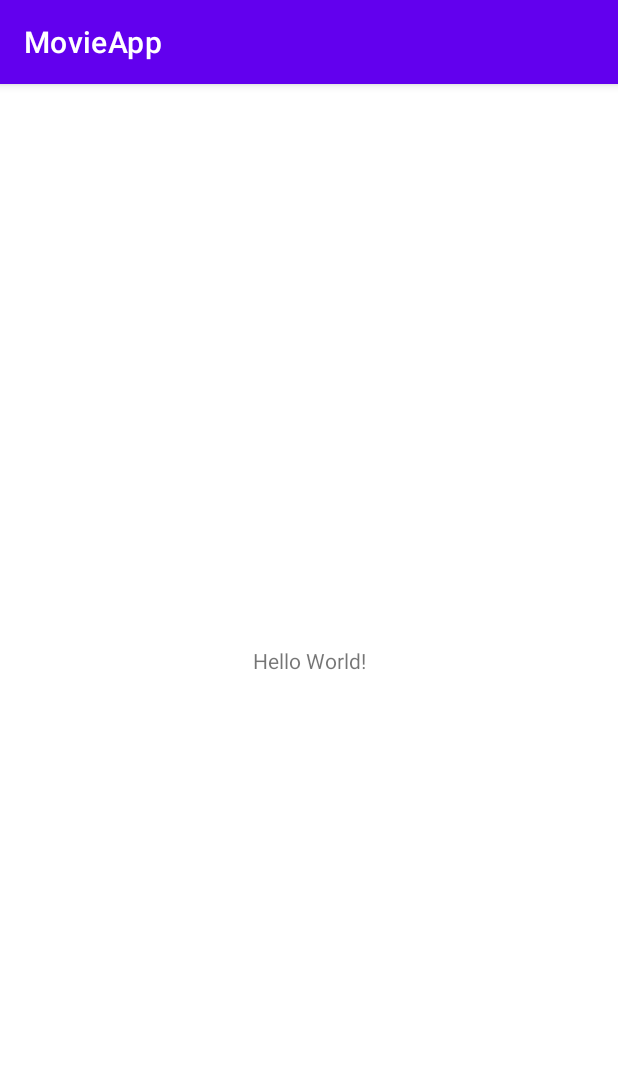
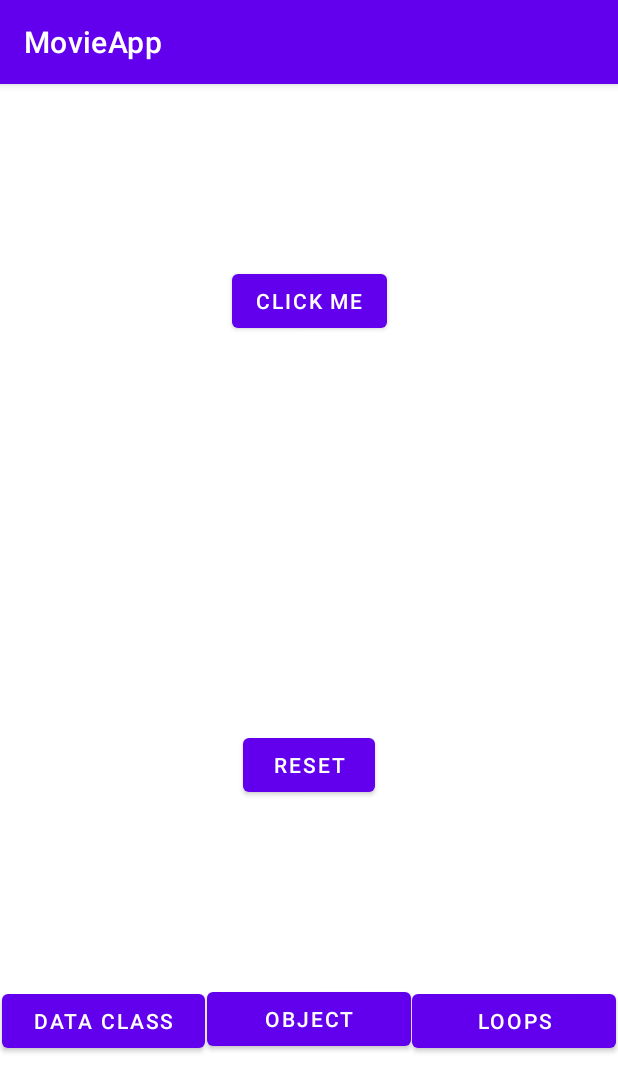
Before and after one commit to rodionovmax/MovieApp, an Android app: the screen it shows after launch (MainActivity), on a phone screen of 412 x 824 dp. Shown: the top 1092 px of the screen. Run offline under Robolectric (Android 15) with nearby library versions, the phone set to English and light mode, and no system bars.

Commit message:
layout for main activity

```diff
--- a/app/build.gradle
+++ b/app/build.gradle
@@ -37,6 +37,7 @@ dependencies {
     implementation 'androidx.appcompat:appcompat:1.4.1'
     implementation 'com.google.android.material:material:1.5.0'
     implementation 'androidx.constraintlayout:constraintlayout:2.1.3'
+    implementation 'androidx.legacy:legacy-support-v4:1.0.0'
     testImplementation 'junit:junit:4.+'
     androidTestImplementation 'androidx.test.ext:junit:1.1.3'
     androidTestImplementation 'androidx.test.espresso:espresso-core:3.4.0'
--- /dev/null
+++ b/app/src/main/java/com/gb/movieapp/Car.kt
@@ -0,0 +1,3 @@
+package com.gb.movieapp
+
+data class Car(val mark: String, val model: String, val year: Int)
--- /dev/null
+++ b/app/src/main/java/com/gb/movieapp/CarFragment.kt
@@ -0,0 +1,28 @@
+package com.gb.movieapp
+
+import android.os.Bundle
+import androidx.fragment.app.Fragment
+import android.view.LayoutInflater
+import android.view.View
+import android.view.ViewGroup
+
+
+class CarFragment : Fragment() {
+
+    override fun onCreate(savedInstanceState: Bundle?) {
+        super.onCreate(savedInstanceState)
+
+        }
+    }
+
+    fun onCreateView(
+        inflater: LayoutInflater, container: ViewGroup?,
+        savedInstanceState: Bundle?
+    ): View? {
+        // Inflate the layout for this fragment
+        val v = inflater.inflate(R.layout.fragment_car, container, false)
+
+
+
+        return v
+    }
--- a/app/src/main/java/com/gb/movieapp/MainActivity.kt
+++ b/app/src/main/java/com/gb/movieapp/MainActivity.kt
@@ -2,10 +2,35 @@ package com.gb.movieapp
 
 import androidx.appcompat.app.AppCompatActivity
 import android.os.Bundle
+import android.widget.Button
+import android.widget.TextView
+import androidx.fragment.app.FragmentManager
 
 class MainActivity : AppCompatActivity() {
     override fun onCreate(savedInstanceState: Bundle?) {
         super.onCreate(savedInstanceState)
         setContentView(R.layout.activity_main)
+
+        val btnStart = findViewById<Button>(R.id.cta_button)
+        val txtView = findViewById<TextView>(R.id.text_view)
+        val btnReset = findViewById<Button>(R.id.reset_button)
+
+        btnStart.setOnClickListener {
+            txtView.text = "Let's get the party started!"
+        }
+
+        btnReset.setOnClickListener {
+            txtView.text = ""
+        }
+
+        val carFragment = CarFragment()
+        val fm: FragmentManager = supportFragmentManager
+        fm
+            .beginTransaction()
+            .add(R.id.fragment_holder, carFragment)
+            .addToBackStack(null)
+            .commit()
     }
+
+
 }
--- a/app/src/main/res/layout/activity_main.xml
+++ b/app/src/main/res/layout/activity_main.xml
@@ -2,17 +2,80 @@
 <androidx.constraintlayout.widget.ConstraintLayout xmlns:android="http://schemas.android.com/apk/res/android"
     xmlns:app="http://schemas.android.com/apk/res-auto"
     xmlns:tools="http://schemas.android.com/tools"
+    android:id="@+id/fragment_holder"
     android:layout_width="match_parent"
     android:layout_height="match_parent"
+    android:orientation="vertical"
     tools:context=".MainActivity">
 
-    <TextView
+    <com.google.android.material.button.MaterialButton
+        android:id="@+id/cta_button"
         android:layout_width="wrap_content"
         android:layout_height="wrap_content"
-        android:text="Hello World!"
-        app:layout_constraintBottom_toBottomOf="parent"
-        app:layout_constraintLeft_toLeftOf="parent"
-        app:layout_constraintRight_toRightOf="parent"
+        android:layout_gravity="center"
+        android:text="@string/btn_text"
+        app:layout_constraintBottom_toTopOf="@+id/text_view"
+        app:layout_constraintEnd_toEndOf="parent"
+        app:layout_constraintStart_toStartOf="parent"
         app:layout_constraintTop_toTopOf="parent" />
 
+    <TextView
+        android:id="@+id/text_view"
+        android:layout_width="wrap_content"
+        android:layout_height="wrap_content"
+        android:layout_gravity="center"
+        app:layout_constraintBottom_toTopOf="@+id/reset_button"
+        app:layout_constraintEnd_toEndOf="parent"
+        app:layout_constraintStart_toStartOf="parent"
+        app:layout_constraintTop_toBottomOf="@+id/cta_button"
+        tools:text="text" />
+
+    <com.google.android.material.button.MaterialButton
+        android:id="@+id/reset_button"
+        android:layout_width="wrap_content"
+        android:layout_height="wrap_content"
+        android:layout_gravity="center"
+        android:text="@string/reset_btn"
+        app:layout_constraintBottom_toTopOf="@+id/btn_object"
+        app:layout_constraintEnd_toEndOf="parent"
+        app:layout_constraintStart_toStartOf="parent"
+        app:layout_constraintTop_toBottomOf="@+id/text_view" />
+
+
+    <Button
+        android:id="@+id/btn_data_class"
+        android:layout_width="135dp"
+        android:layout_height="wrap_content"
+        android:text="@string/btn_data_class_text"
+        app:layout_constraintBottom_toBottomOf="parent"
+        app:layout_constraintEnd_toStartOf="@+id/btn_object"
+        app:layout_constraintHorizontal_bias="0.5"
+        app:layout_constraintStart_toStartOf="parent"
+        app:layout_constraintTop_toTopOf="parent"
+        app:layout_constraintVertical_bias="0.834" />
+
+    <Button
+        android:id="@+id/btn_object"
+        android:layout_width="136dp"
+        android:layout_height="wrap_content"
+        android:text="@string/btn_object_text"
+        app:layout_constraintBottom_toBottomOf="parent"
+        app:layout_constraintEnd_toStartOf="@+id/btn_loops"
+        app:layout_constraintHorizontal_bias="0.5"
+        app:layout_constraintStart_toEndOf="@+id/btn_data_class"
+        app:layout_constraintTop_toBottomOf="@+id/reset_button" />
+
+    <Button
+        android:id="@+id/btn_loops"
+        android:layout_width="136dp"
+        android:layout_height="wrap_content"
+        android:text="@string/btn_loops_text"
+        app:layout_constraintBottom_toBottomOf="parent"
+        app:layout_constraintEnd_toEndOf="parent"
+        app:layout_constraintHorizontal_bias="0.5"
+        app:layout_constraintStart_toEndOf="@+id/btn_object"
+        app:layout_constraintTop_toTopOf="parent"
+        app:layout_constraintVertical_bias="0.834" />
+
+
 </androidx.constraintlayout.widget.ConstraintLayout>
--- a/app/src/main/res/values/strings.xml
+++ b/app/src/main/res/values/strings.xml
@@ -1,3 +1,12 @@
 <resources>
     <string name="app_name">MovieApp</string>
+    <string name="btn_text">Click Me</string>
+    <string name="reset_btn">reset</string>
+    <string name="text_output">Let\'s get the party started!</string>
+    <!-- TODO: Remove or change this placeholder text -->
+    <string name="hello_blank_fragment">Hello blank fragment</string>
+    <string name="btn_back">Back</string>
+    <string name="btn_data_class_text">Data Class</string>
+    <string name="btn_object_text">Object</string>
+    <string name="btn_loops_text">Loops</string>
 </resources>
```
Also changed, not shown: app/src/main/res/layout/fragment_car.xml (added, +33 -0 lines).
